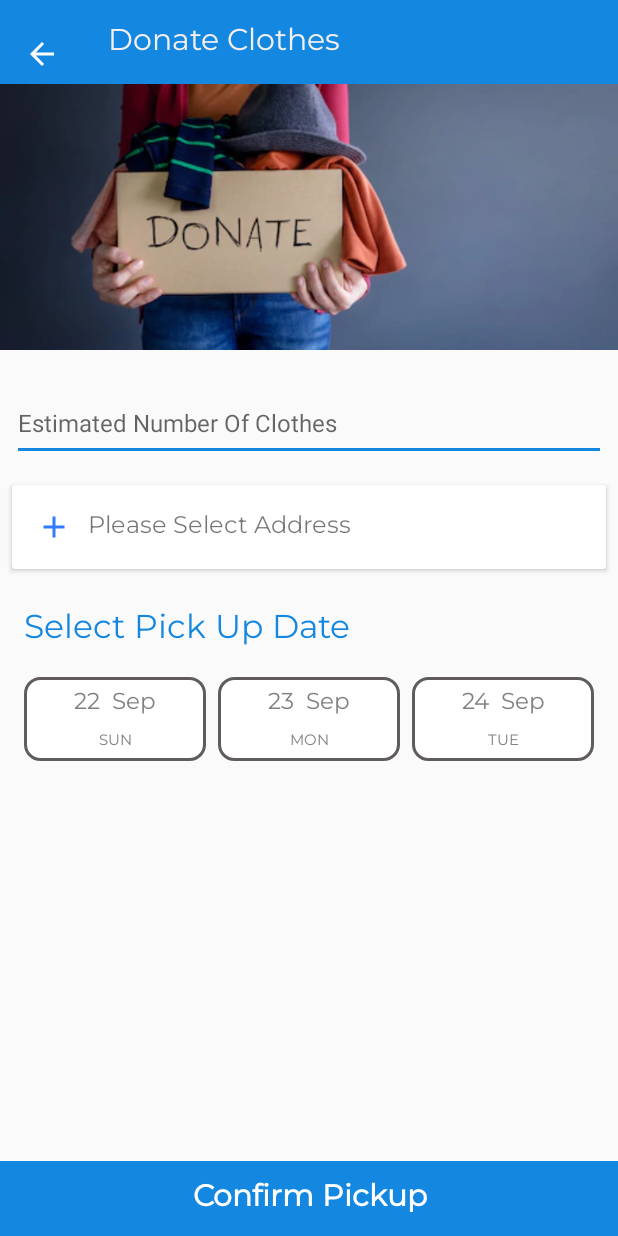
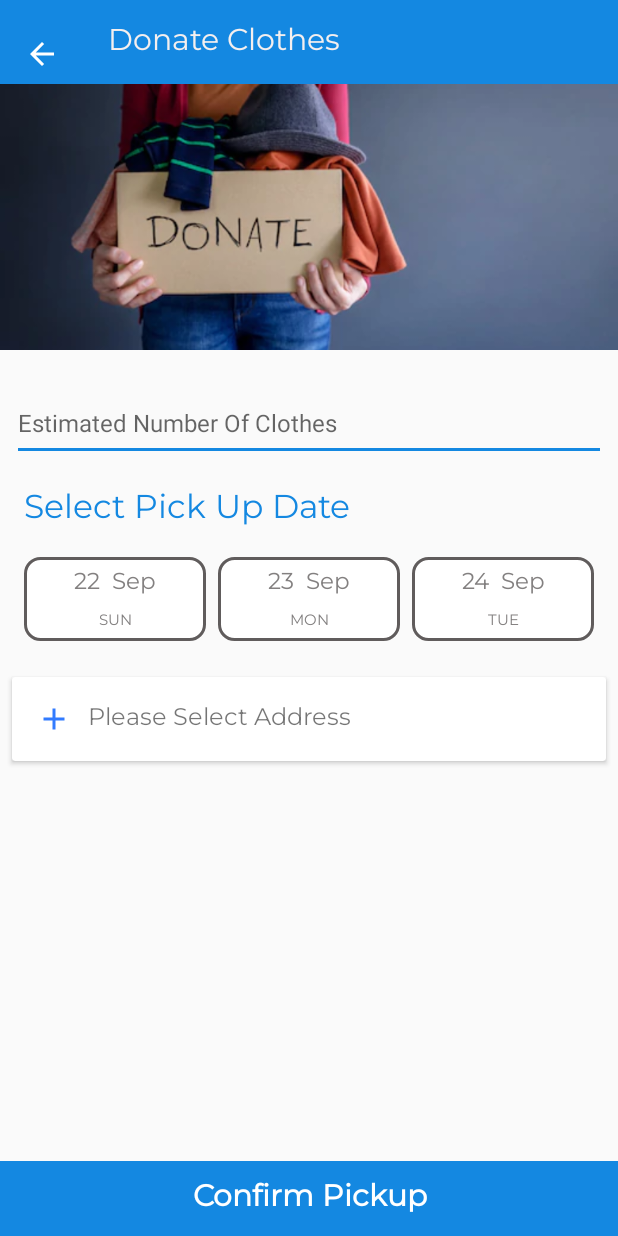
Before and after one commit to jeeke/Drople, an Android app: the screen it shows after launch once a user with an empty profile is signed in (DonateActivity), after a tap on "Donate Clothes", on a phone screen of 412 x 824 dp. Run offline under Robolectric (Android 15) with nearby library versions, the phone set to English and light mode, and no system bars; our stand-ins replace Firebase (no records; nobody signed in at launch, a user with empty details on screens opened directly); libraries missing offline, so code that uses them is left out: com.rd; Roboto replaces fonts that are not available here; 4 statements that could not run were skipped.

Commit message:
Order manager

```diff
--- a/app/src/main/AndroidManifest.xml
+++ b/app/src/main/AndroidManifest.xml
@@ -65,7 +65,6 @@
             android:theme="@style/AppTheme.Launcher">
             <intent-filter>
                 <action android:name="android.intent.action.MAIN" />
-
                 <category android:name="android.intent.category.LAUNCHER" />
             </intent-filter>
         </activity>
@@ -73,7 +72,6 @@
         </activity>
         <activity android:name="com.drople.NotificationActivity"
             android:parentActivityName="com.drople.DashboardActivity"/>
-
         <service android:name=".Server" />
     </application>
 
--- a/app/src/main/java/com/drople/AuthActivity.java
+++ b/app/src/main/java/com/drople/AuthActivity.java
@@ -88,9 +88,9 @@ public class AuthActivity extends BaseActivity {
 
     @Override
     protected void onCreate(Bundle savedInstanceState) {
+        updateUI();
         setTheme(R.style.AppTheme);
         super.onCreate(savedInstanceState);
-        updateUI();
     }
     public void loadFragment(Fragment fragment) {
         FragmentTransaction transaction = getSupportFragmentManager().beginTransaction();
--- a/app/src/main/java/com/drople/Fragments/HomeFrag.java
+++ b/app/src/main/java/com/drople/Fragments/HomeFrag.java
@@ -39,7 +39,7 @@ public class HomeFrag extends MainActivityFragments {
         ViewPager viewPager = layout.findViewById(R.id.offers);
         ViewPagerAdapter viewPagerAdapter = new ViewPagerAdapter(getContext(), layout.findViewById(R.id.pageIndicatorView));
         viewPager.setAdapter(viewPagerAdapter);
-        viewPager.setCurrentItem(Integer.MAX_VALUE / 2);
+//        viewPager.setCurrentItem(Integer.MAX_VALUE / 2);
         ImageView imageView;
         View home_button;
         TextView head;
@@ -59,12 +59,9 @@ public class HomeFrag extends MainActivityFragments {
         head.setText("Donate Clothes");
         imageView = home_button.findViewById(R.id.btn_home_img);
         imageView.setImageResource(R.drawable.btn_donate);
-        home_button.setOnClickListener(new View.OnClickListener() {
-            @Override
-            public void onClick(View v) {
-                Intent intent = new Intent(getContext(), DonateActivity.class);
-                startActivity(intent);
-            }
+        home_button.setOnClickListener(v -> {
+            Intent intent = new Intent(getContext(), DonateActivity.class);
+            startActivity(intent);
         });
 
 
--- a/app/src/main/java/com/drople/Models/Order.java
+++ b/app/src/main/java/com/drople/Models/Order.java
@@ -4,6 +4,6 @@ import java.util.Map;
 
 public class Order extends GenericOrder {
 
-    public String pay_mode,cost,c_date;
+    public String pay_mode,cost,c_date,count;
     public Map paytm;
 }
--- a/app/src/main/java/com/drople/utilClasses/OrderManager.java
+++ b/app/src/main/java/com/drople/utilClasses/OrderManager.java
@@ -34,11 +34,11 @@ import static com.drople.utilClasses.Constants.SELECT_ADDRESS_REQUEST_CODE;
 
 public class OrderManager {
     //    private Order order;
-    private Address selectedAddress;
+    public Address selectedAddress;
     private ArrayList<Garment> selectedGarments;
     private int total_amount;
     private int payMode;
-    private String selectedDate;
+    public String selectedDate;
 
 
     public static boolean isAddressValid(Address address){
--- a/app/src/main/res/layout/activity_donate.xml
+++ b/app/src/main/res/layout/activity_donate.xml
@@ -12,20 +12,20 @@
         android:layout_width="match_parent"
         android:layout_height="?attr/actionBarSize"
         android:background="@color/colorPrimary"
+        android:padding="8dp"
         android:theme="@style/ThemeOverlay.AppCompat.Light"
-        app:layout_constraintBottom_toTopOf="@+id/scrollView2"
         app:layout_constraintEnd_toEndOf="parent"
         app:layout_constraintStart_toStartOf="parent"
         app:layout_constraintTop_toTopOf="parent"
-        android:padding="8dp"
         app:title="Donate Clothes"
         app:titleTextColor="@color/light_grey" />
 
 
     <ScrollView
         android:id="@+id/scrollView2"
+        android:layout_marginTop="?actionBarSize"
         android:layout_width="match_parent"
-        android:layout_height="0dp"
+        android:layout_height="match_parent"
         app:layout_constraintBottom_toTopOf="@+id/btn_confirm"
         app:layout_constraintEnd_toEndOf="parent"
         app:layout_constraintHorizontal_bias="0.0"
@@ -46,6 +46,8 @@
                 android:layout_marginStart="8dp"
                 android:layout_marginTop="16dp"
                 android:layout_marginEnd="8dp"
+                android:layout_marginBottom="8dp"
+                app:layout_constraintBottom_toBottomOf="parent"
                 app:layout_constraintEnd_toEndOf="parent"
                 app:layout_constraintHorizontal_bias="0.0"
                 app:layout_constraintStart_toStartOf="parent"
@@ -62,7 +64,7 @@
                 app:srcCompat="@drawable/don" />
 
             <EditText
-                android:id="@+id/editText"
+                android:id="@+id/count"
                 android:layout_width="0dp"
                 android:layout_height="50dp"
                 android:layout_marginStart="8dp"
@@ -81,11 +83,14 @@
                 android:layout_width="0dp"
                 android:layout_height="wrap_content"
                 android:layout_marginStart="8dp"
-                android:layout_marginTop="16dp"
+                android:layout_marginTop="24dp"
+
                 android:layout_marginEnd="8dp"
+                android:layout_marginBottom="8dp"
+                app:layout_constraintBottom_toTopOf="@+id/address_layout_order_activity"
                 app:layout_constraintEnd_toEndOf="parent"
                 app:layout_constraintStart_toStartOf="parent"
-                app:layout_constraintTop_toBottomOf="@+id/editText">
+                app:layout_constraintTop_toBottomOf="@+id/time_layout">
 
                 <androidx.constraintlayout.widget.ConstraintLayout
                     android:layout_width="match_parent"
@@ -116,25 +121,22 @@
                 layout="@layout/time_layout"
                 android:layout_width="match_parent"
                 android:layout_height="wrap_content"
-                android:layout_marginTop="24dp"
-                android:layout_marginBottom="16dp"
-                app:layout_constraintBottom_toBottomOf="parent"
+                android:layout_marginTop="16dp"
                 app:layout_constraintEnd_toEndOf="parent"
                 app:layout_constraintStart_toStartOf="parent"
-                app:layout_constraintTop_toBottomOf="@+id/address_layout_order_activity" />
+                app:layout_constraintTop_toBottomOf="@+id/count" />
 
 
             <include
                 android:id="@+id/slot_layout"
-                android:visibility="gone"
                 layout="@layout/time_layout"
                 android:layout_width="match_parent"
                 android:layout_height="wrap_content"
                 android:layout_marginTop="32dp"
+                android:visibility="gone"
                 app:layout_constraintEnd_toEndOf="parent"
                 app:layout_constraintStart_toStartOf="parent"
-                app:layout_constraintTop_toBottomOf="@+id/time_layout"/>
-
+                app:layout_constraintTop_toBottomOf="@+id/time_layout" />
 
 
         </androidx.constraintlayout.widget.ConstraintLayout>
--- a/app/src/main/res/layout/card_login.xml
+++ b/app/src/main/res/layout/card_login.xml
@@ -79,7 +79,6 @@
                     android:layout_width="0dp"
                     android:layout_height="50dp"
                     android:layout_marginStart="8dp"
-                    android:layout_marginLeft="8dp"
                     android:background="@null"
                     android:hint="Password"
                     android:inputType="textPassword"
--- a/app/src/main/res/layout/card_signup.xml
+++ b/app/src/main/res/layout/card_signup.xml
@@ -127,9 +127,9 @@
                     android:layout_width="0dp"
                     android:layout_height="50dp"
                     android:layout_marginStart="8dp"
-                    android:layout_marginLeft="8dp"
                     android:background="@null"
                     android:hint="Password"
+                    android:inputType="textPassword"
                     android:textColor="#333"
                     android:textSize="15sp"
                     app:layout_constraintBottom_toBottomOf="parent"
@@ -171,9 +171,9 @@
                     android:layout_width="0dp"
                     android:layout_height="50dp"
                     android:layout_marginStart="8dp"
-                    android:layout_marginLeft="8dp"
                     android:background="@null"
                     android:hint="Confirm Password"
+                    android:inputType="textPassword"
                     android:textColor="#333"
                     android:textSize="15sp"
                     app:layout_constraintBottom_toBottomOf="parent"
--- a/app/src/main/res/menu/toolbar_menu.xml
+++ b/app/src/main/res/menu/toolbar_menu.xml
@@ -1,13 +1,13 @@
 <menu xmlns:app="http://schemas.android.com/apk/res-auto"
     xmlns:android="http://schemas.android.com/apk/res/android" >
 
-    <item
-        android:id="@+id/action_notification"
-        android:orderInCategory="2"
-        android:icon="@drawable/ic_notifications2"
-        android:title="Notifications"
-        app:showAsAction="ifRoom">
-    </item>
+    <!--<item-->
+        <!--android:id="@+id/action_notification"-->
+        <!--android:orderInCategory="2"-->
+        <!--android:icon="@drawable/ic_notifications2"-->
+        <!--android:title="Notifications"-->
+        <!--app:showAsAction="ifRoom">-->
+    <!--</item>-->
 
     <!--<item-->
         <!--android:id="@+id/rate_us"-->
```
Also changed, not shown: app/src/main/java/com/drople/DonateActivity.java (+39 -31 lines), app/src/main/java/com/drople/Fragments/MainActivityFragments.java (+4 -4 lines), app/src/main/java/com/drople/Server.java (+14 -0 lines), app/src/main/res/layout/custom_layout.xml (+8 -11 lines).
